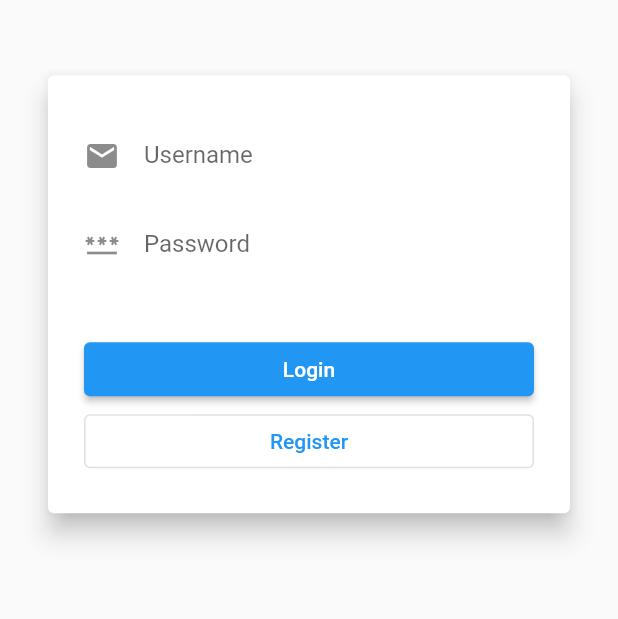
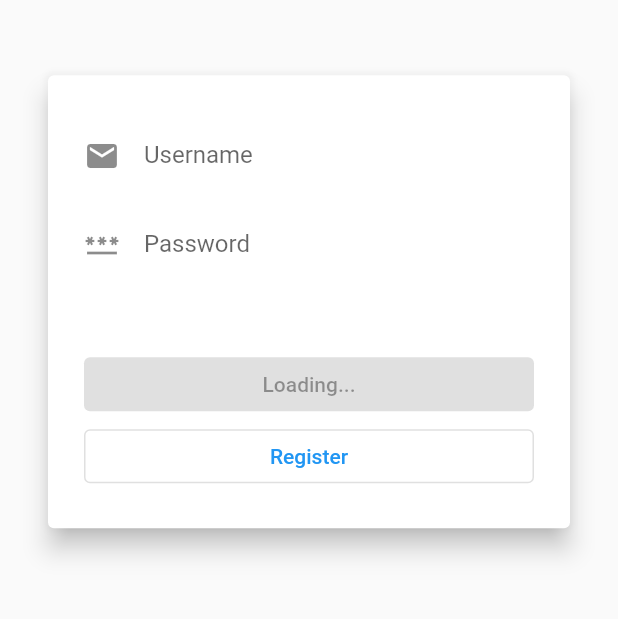
Before and after one commit to parinyapt/Flutter_demo0, a Flutter app: the screen it shows after launch, after a tap on "Login", on a phone screen of 412 x 824 dp, the part 285-904 px from its top. Run offline on Flutter 3.47's test engine with Material 2 defaults, Android fonts, the phone set to English and light mode, and no system bars; our stand-ins replace bloc, dio, equatable, flutter_bloc; network calls fail.

Commit message:
final day 2

```diff
--- a/lib/src/app.dart
+++ b/lib/src/app.dart
@@ -1,3 +1,4 @@
+import 'package:demo0/src/bloc/home/home_bloc.dart';
 import 'package:demo0/src/bloc/login/login_bloc.dart';
 import 'package:demo0/src/pages/app_routes.dart';
 import 'package:demo0/src/pages/login/login_page.dart';
@@ -10,9 +11,10 @@ class App extends StatelessWidget {
   @override
   Widget build(BuildContext context) {
     final loginBloc = BlocProvider<LoginBloc>(create: (context) => LoginBloc());
+    final homeBloc = BlocProvider<HomeBloc>(create: (context) => HomeBloc());
 
     return MultiBlocProvider(
-      providers: [loginBloc],
+      providers: [loginBloc, homeBloc],
       child: MaterialApp(
         routes: AppRoute.all,
         home: LoginPage(),
--- /dev/null
+++ b/lib/src/bloc/home/home_event.dart
@@ -0,0 +1,14 @@
+part of 'home_bloc.dart';
+
+abstract class HomeEvent extends Equatable {
+  const HomeEvent();
+
+  @override
+  // TODO: implement props
+  List<Object?> get props => [];
+}
+
+class HomeEventLoadData extends HomeEvent {
+
+
+}
--- /dev/null
+++ b/lib/src/bloc/home/home_state.dart
@@ -0,0 +1,13 @@
+part of 'home_bloc.dart';
+
+class HomeState extends Equatable {
+  final List<Youtube> youtubes;
+  HomeState({this.youtubes = const []});
+
+  HomeState copyWith({List<Youtube>? youtubes}) {
+    return HomeState(youtubes: youtubes ?? this.youtubes);
+  }
+
+  @override
+  List<Object> get props => [youtubes];
+}
--- a/lib/src/bloc/login/login_bloc.dart
+++ b/lib/src/bloc/login/login_bloc.dart
@@ -8,9 +8,24 @@ part 'login_event.dart';
 part 'login_state.dart';
 
 class LoginBloc extends Bloc<LoginEvent, LoginState> {
-  LoginBloc() : super(LoginInitial()) {
-    on<LoginEventSubmit>((event, emit) {
-      print("Login: ${event.payload.username} , ${event.payload.password}");
+  LoginBloc() : super(LoginState()) {
+    on<LoginEventSubmit>((event, emit) async {
+      emit(state.copyWith(status: LoginStatus.fetching));
+      // delay 3 sec
+      await Future.delayed(Duration(seconds: 3));
+
+      print("Login Btn Click: ${event.payload.username} , ${event.payload.password}");
+
+      final username = event.payload.username;
+      final password = event.payload.password;
+      if (username == "admin" && password == "1234") {
+        //success
+        emit(state.copyWith(status: LoginStatus.success));
+      }else{
+        //fail
+        emit(state.copyWith(status: LoginStatus.failed));
+      }
+
     });
 
     on<RegisterEventSubmit>((event, emit) {
--- a/lib/src/bloc/login/login_state.dart
+++ b/lib/src/bloc/login/login_state.dart
@@ -1,10 +1,18 @@
 part of 'login_bloc.dart';
 
-abstract class LoginState extends Equatable {
-  const LoginState();
+enum LoginStatus { fetching, success, failed, init }
+
+class LoginState extends Equatable {
+  final LoginStatus status;
+
+  LoginState({
+    this.status = LoginStatus.init,
+  });
+
+  LoginState copyWith({LoginStatus? status}) {
+    return LoginState(status: status ?? this.status);
+  }
+
+  @override
+  List<Object> get props => [status];
 }
-
-class LoginInitial extends LoginState {
-  @override
-  List<Object> get props => [];
-}
--- a/lib/src/pages/login/login_page.dart
+++ b/lib/src/pages/login/login_page.dart
@@ -42,7 +42,13 @@ class _LoginPageState extends State<LoginPage> {
   }
 
   _buildForm() {
-    return Card(
+    return BlocListener<LoginBloc, LoginState>(
+      listener: (context, state) {
+        if (state.status == LoginStatus.success) {
+          Navigator.pushNamed(context, AppRoute.home);
+        }
+      },
+      child: Card(
         elevation: 7,
         margin: EdgeInsets.only(top: 50, left: 32, right: 32),
         color: Colors.white,
@@ -71,13 +77,36 @@ class _LoginPageState extends State<LoginPage> {
                   icon: Icon(Icons.password_outlined),
                 ),
               ),
+              SizedBox(height: 10),
+              BlocBuilder<LoginBloc, LoginState>(
+                builder: (context, state) {
+                  if (state.status == LoginStatus.failed) {
+                    return Text(
+                      "!Error, invalid username or password",
+                      style: TextStyle(color: Colors.red),
+                    );
+                  } else {
+                    return SizedBox();
+                  }
+                },
+              ),
               SizedBox(height: 30),
-            ElevatedButton(
-              onPressed: _handleLogin,
-              child: Text("Login"),
+              BlocBuilder<LoginBloc, LoginState>(
+                builder: (context, state) {
+                  return ElevatedButton(
+                    onPressed: state.status == LoginStatus.fetching
+                        ? null
+                        : _handleLogin,
+                    child: Text(state.status == LoginStatus.fetching
+                        ? "Loading..."
+                        : "Login"),
+                  );
+                },
               ),
-            OutlinedButton(onPressed: _handleRegister, child: Text("Register")),
+              OutlinedButton(
+                  onPressed: _handleRegister, child: Text("Register")),
             ],
+          ),
         ),
       ),
     );
```
Also changed, not shown: lib/src/bloc/home/home_bloc.dart (added, +23 -0 lines), lib/src/models/youtube_response.dart (added, +65 -0 lines), lib/src/pages/home/home_page.dart (+21 -1 lines). Lines whose indentation alone changed are shown as unchanged.
